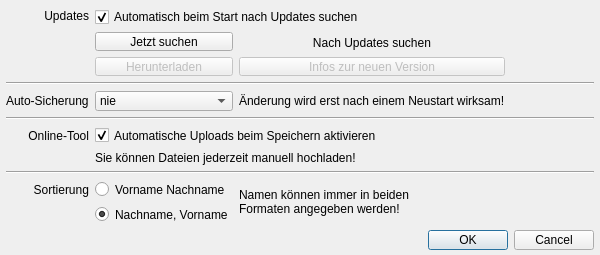
Before: the Qt Designer form Programm/epl_gui/einstellungendialog.ui in philjosch/Einsatzplaner, drawn with Qt 5.
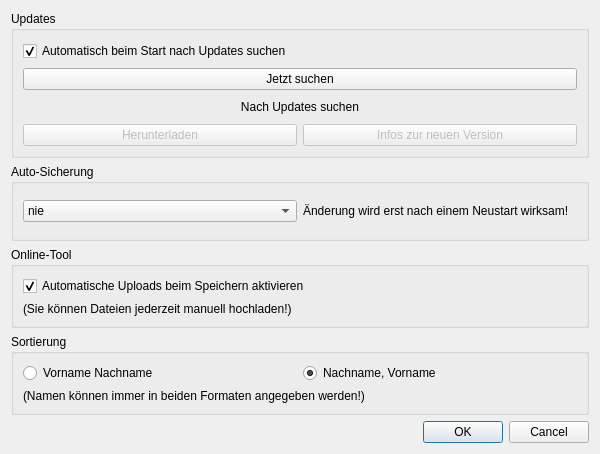
After: the same form once the commit is applied.

Commit message:
[Enhancement] Einstellungendialog optimiert
Der Dialog für die Programmeinstellungen wurde optisch aufgewertet und gruppiert die verschiedenen Felder jetzt in einer GroupBox.

Patch:
```diff
--- a/Programm/epl_gui/einstellungendialog.ui
+++ b/Programm/epl_gui/einstellungendialog.ui
@@ -10,7 +10,7 @@
     <x>0</x>
     <y>0</y>
     <width>600</width>
-    <height>255</height>
+    <height>454</height>
    </rect>
   </property>
   <property name="sizePolicy">
@@ -22,101 +22,42 @@
   <property name="minimumSize">
    <size>
     <width>600</width>
-    <height>255</height>
+    <height>454</height>
    </size>
   </property>
   <property name="maximumSize">
    <size>
     <width>600</width>
-    <height>255</height>
+    <height>454</height>
    </size>
   </property>
   <property name="windowTitle">
    <string>Einstellungen</string>
   </property>
-  <layout class="QGridLayout" name="gridLayout" columnstretch="0,1,1,0">
-   <property name="leftMargin">
-    <number>6</number>
-   </property>
-   <property name="topMargin">
-    <number>6</number>
-   </property>
-   <property name="rightMargin">
-    <number>6</number>
-   </property>
-   <property name="bottomMargin">
-    <number>6</number>
-   </property>
-   <property name="spacing">
-    <number>6</number>
-   </property>
-   <item row="1" column="3">
-    <spacer name="horizontalSpacer">
-     <property name="orientation">
-      <enum>Qt::Horizontal</enum>
-     </property>
-     <property name="sizeHint" stdset="0">
+  <layout class="QGridLayout" name="gridLayout_5">
+   <item row="0" column="0">
+    <widget class="QGroupBox" name="groupBox">
+     <property name="title">
+      <string>Updates</string>
+     </property>
+     <layout class="QGridLayout" name="gridLayout_4">
+      <item row="0" column="0" colspan="2">
+       <widget class="QCheckBox" name="checkSearchAtStart">
+        <property name="minimumSize">
       <size>
-       <width>233</width>
-       <height>20</height>
-      </size>
-     </property>
-    </spacer>
-   </item>
-   <item row="2" column="1">
-    <widget class="QPushButton" name="pushDownload">
-     <property name="enabled">
-      <bool>false</bool>
-     </property>
+          <width>0</width>
+          <height>22</height>
+         </size>
+        </property>
      <property name="text">
-      <string>Herunterladen</string>
-     </property>
-    </widget>
-   </item>
-   <item row="6" column="1" colspan="2">
-    <widget class="QCheckBox" name="checkAutoUpload">
-     <property name="text">
-      <string>Automatische Uploads beim Speichern aktivieren</string>
-     </property>
+         <string>Automatisch beim Start nach Updates suchen</string>
+        </property>
      <property name="checked">
       <bool>true</bool>
      </property>
     </widget>
    </item>
-   <item row="10" column="1">
-    <widget class="QRadioButton" name="radioNachVor">
-     <property name="text">
-      <string>Nachname, Vorname</string>
-     </property>
-     <property name="checked">
-      <bool>true</bool>
-     </property>
-     <attribute name="buttonGroup">
-      <string notr="true">buttonGroupSortierung</string>
-     </attribute>
-    </widget>
-   </item>
-   <item row="11" column="0">
-    <spacer name="verticalSpacer">
-     <property name="orientation">
-      <enum>Qt::Vertical</enum>
-     </property>
-     <property name="sizeHint" stdset="0">
-      <size>
-       <width>20</width>
-       <height>27</height>
-      </size>
-     </property>
-    </spacer>
-   </item>
-   <item row="8" column="0" colspan="4">
-    <widget class="Line" name="line_3">
-     <property name="orientation">
-      <enum>Qt::Horizontal</enum>
-     </property>
-    </widget>
-   </item>
-   <item row="1" column="2">
+      <item row="2" column="0" colspan="2">
     <widget class="QLabel" name="labelVersion">
      <property name="minimumSize">
       <size>
@@ -132,44 +73,17 @@
      </property>
     </widget>
    </item>
-   <item row="2" column="3">
-    <spacer name="horizontalSpacer_2">
-     <property name="orientation">
-      <enum>Qt::Horizontal</enum>
-     </property>
-     <property name="sizeHint" stdset="0">
-      <size>
-       <width>143</width>
-       <height>20</height>
-      </size>
-     </property>
-    </spacer>
-   </item>
-   <item row="0" column="0">
-    <widget class="QLabel" name="label">
+      <item row="3" column="0">
+       <widget class="QPushButton" name="pushDownload">
+        <property name="enabled">
+         <bool>false</bool>
+        </property>
      <property name="text">
-      <string>Updates</string>
-     </property>
-     <property name="alignment">
-      <set>Qt::AlignRight|Qt::AlignTrailing|Qt::AlignVCenter</set>
-     </property>
-    </widget>
-   </item>
-   <item row="4" column="2">
-    <widget class="QLabel" name="label_5">
-     <property name="text">
-      <string>Änderung wird erst nach einem Neustart wirksam!</string>
-     </property>
-    </widget>
-   </item>
-   <item row="3" column="0" colspan="4">
-    <widget class="Line" name="line">
-     <property name="orientation">
-      <enum>Qt::Horizontal</enum>
-     </property>
-    </widget>
-   </item>
-   <item row="2" column="2">
+         <string>Herunterladen</string>
+        </property>
+       </widget>
+      </item>
+      <item row="3" column="1">
     <widget class="QPushButton" name="pushNotes">
      <property name="enabled">
       <bool>false</bool>
@@ -179,74 +93,23 @@
      </property>
     </widget>
    </item>
-   <item row="4" column="0">
-    <widget class="QLabel" name="label_4">
-     <property name="text">
-      <string>Auto-Sicherung</string>
-     </property>
-    </widget>
-   </item>
-   <item row="5" column="0" colspan="4">
-    <widget class="Line" name="line_2">
-     <property name="orientation">
-      <enum>Qt::Horizontal</enum>
-     </property>
-    </widget>
-   </item>
-   <item row="0" column="1" colspan="3">
-    <widget class="QCheckBox" name="checkSearchAtStart">
-     <property name="minimumSize">
-      <size>
-       <width>0</width>
-       <height>22</height>
-      </size>
-     </property>
-     <property name="text">
-      <string>Automatisch beim Start nach Updates suchen</string>
-     </property>
-     <property name="checked">
-      <bool>true</bool>
-     </property>
-    </widget>
-   </item>
-   <item row="6" column="0">
-    <widget class="QLabel" name="label_2">
-     <property name="text">
-      <string>Online-Tool</string>
-     </property>
-     <property name="alignment">
-      <set>Qt::AlignRight|Qt::AlignTrailing|Qt::AlignVCenter</set>
-     </property>
-    </widget>
-   </item>
-   <item row="7" column="1" colspan="2">
-    <widget class="QLabel" name="label_3">
-     <property name="text">
-      <string>Sie können Dateien jederzeit manuell hochladen!</string>
-     </property>
-    </widget>
-   </item>
-   <item row="1" column="1">
+      <item row="1" column="0" colspan="2">
     <widget class="QPushButton" name="pushSearch">
      <property name="text">
       <string>Jetzt suchen</string>
      </property>
     </widget>
    </item>
-   <item row="12" column="0" colspan="4">
-    <widget class="QDialogButtonBox" name="buttonBox">
-     <property name="orientation">
-      <enum>Qt::Horizontal</enum>
-     </property>
-     <property name="standardButtons">
-      <set>QDialogButtonBox::Cancel|QDialogButtonBox::Ok</set>
-     </property>
-     <property name="centerButtons">
-      <bool>false</bool>
-     </property>
+     </layout>
     </widget>
    </item>
-   <item row="4" column="1">
+   <item row="1" column="0">
+    <widget class="QGroupBox" name="groupBox_2">
+     <property name="title">
+      <string>Auto-Sicherung</string>
+     </property>
+     <layout class="QGridLayout" name="gridLayout_3">
+      <item row="0" column="0">
     <widget class="QComboBox" name="comboAutoSave">
      <property name="currentIndex">
       <number>4</number>
@@ -278,7 +141,49 @@
      </item>
     </widget>
    </item>
-   <item row="9" column="1">
+      <item row="0" column="1">
+       <widget class="QLabel" name="label_5">
+        <property name="text">
+         <string>Änderung wird erst nach einem Neustart wirksam!</string>
+        </property>
+       </widget>
+      </item>
+     </layout>
+    </widget>
+   </item>
+   <item row="2" column="0">
+    <widget class="QGroupBox" name="groupBox_3">
+     <property name="title">
+      <string>Online-Tool</string>
+     </property>
+     <layout class="QGridLayout" name="gridLayout_2">
+      <item row="0" column="0">
+       <widget class="QCheckBox" name="checkAutoUpload">
+        <property name="text">
+         <string>Automatische Uploads beim Speichern aktivieren</string>
+        </property>
+        <property name="checked">
+         <bool>true</bool>
+        </property>
+       </widget>
+      </item>
+      <item row="1" column="0">
+       <widget class="QLabel" name="label_3">
+        <property name="text">
+         <string>(Sie können Dateien jederzeit manuell hochladen!)</string>
+        </property>
+       </widget>
+      </item>
+     </layout>
+    </widget>
+   </item>
+   <item row="3" column="0">
+    <widget class="QGroupBox" name="groupBox_4">
+     <property name="title">
+      <string>Sortierung</string>
+     </property>
+     <layout class="QGridLayout" name="gridLayout">
+      <item row="0" column="0">
     <widget class="QRadioButton" name="radioVorNach">
      <property name="text">
       <string>Vorname Nachname</string>
@@ -288,21 +193,39 @@
      </attribute>
     </widget>
    </item>
-   <item row="9" column="0">
-    <widget class="QLabel" name="label_6">
+      <item row="0" column="1">
+       <widget class="QRadioButton" name="radioNachVor">
      <property name="text">
-      <string>Sortierung</string>
-     </property>
-     <property name="alignment">
-      <set>Qt::AlignRight|Qt::AlignTrailing|Qt::AlignVCenter</set>
-     </property>
-    </widget>
-   </item>
-   <item row="9" column="2" rowspan="2">
+         <string>Nachname, Vorname</string>
+        </property>
+        <property name="checked">
+         <bool>true</bool>
+        </property>
+        <attribute name="buttonGroup">
+         <string notr="true">buttonGroupSortierung</string>
+        </attribute>
+       </widget>
+      </item>
+      <item row="1" column="0" colspan="2">
     <widget class="QLabel" name="label_7">
      <property name="text">
-      <string>Namen können immer in beiden
-Formaten angegeben werden!</string>
+         <string>(Namen können immer in beiden Formaten angegeben werden!)</string>
+        </property>
+       </widget>
+      </item>
+     </layout>
+    </widget>
+   </item>
+   <item row="4" column="0">
+    <widget class="QDialogButtonBox" name="buttonBox">
+     <property name="orientation">
+      <enum>Qt::Horizontal</enum>
+     </property>
+     <property name="standardButtons">
+      <set>QDialogButtonBox::Cancel|QDialogButtonBox::Ok</set>
+     </property>
+     <property name="centerButtons">
+      <bool>false</bool>
      </property>
     </widget>
    </item>
```
Lines whose indentation alone changed are shown as unchanged.
